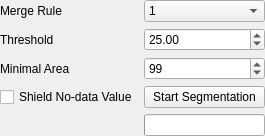
Qt form Plugins/Segmentation/MSTMethod/formmst.ui (chenguanzhou/CDTStudio) before a commit.
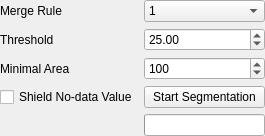
The same form after that commit.

```diff
--- a/Plugins/Segmentation/MSTMethod/formmst.ui
+++ b/Plugins/Segmentation/MSTMethod/formmst.ui
@@ -32,7 +32,7 @@
       <number>1000</number>
      </property>
      <property name="value">
-      <number>99</number>
+      <number>100</number>
      </property>
     </widget>
    </item>
```
